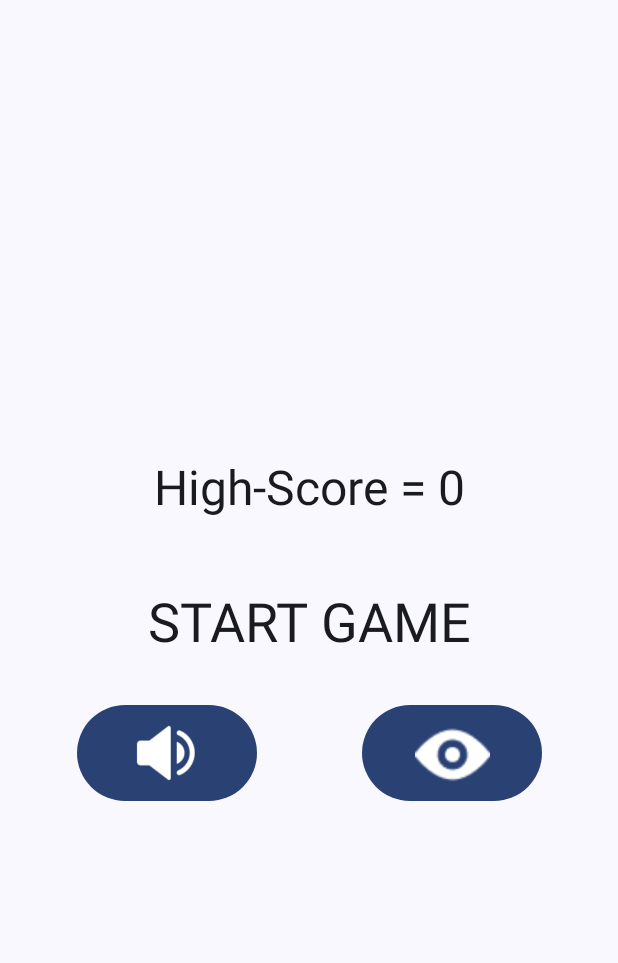
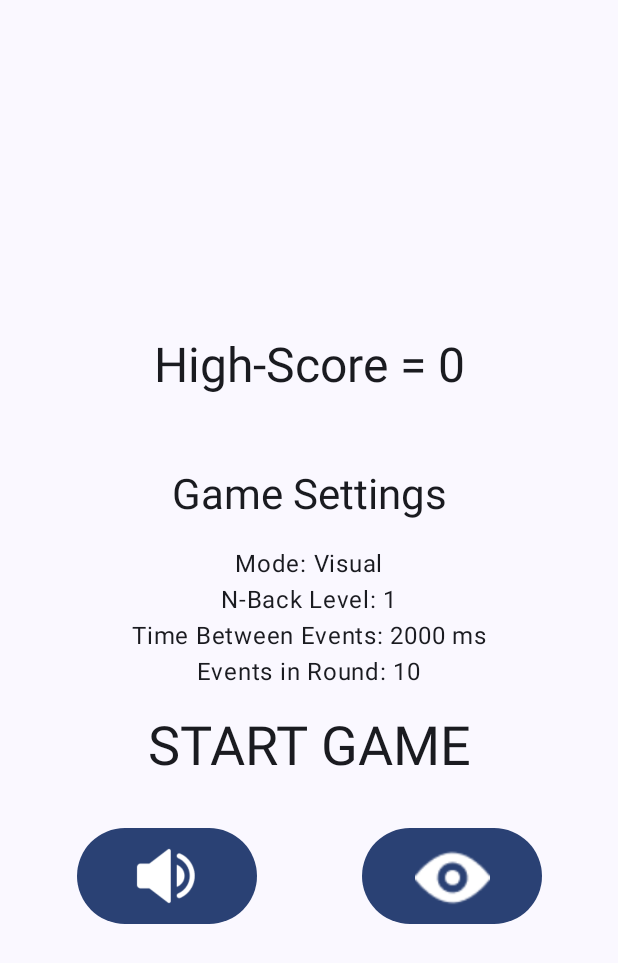
Before and after one commit to gemini9705/NBackGame, an Android app built with Jetpack Compose: the screen it shows after launch (MainActivity), on a phone screen of 412 x 824 dp. Shown: the top 963 px of the screen. Run offline under Robolectric (Android 15) with nearby library versions, the light colour scheme and no system bars; 1 statement that could not run was skipped.

Commit message:
Added information of current settings in home screen

```diff
--- a/app/src/main/java/mobappdev/example/nback_cimpl/ui/screens/GameScreen.kt
+++ b/app/src/main/java/mobappdev/example/nback_cimpl/ui/screens/GameScreen.kt
@@ -55,7 +55,7 @@ fun GameScreen(vm: GameViewModel) {
                 }
             )
             GameType.Audio -> Text("Audio cue: ${gameState.eventValue}")
-            GameType.AudioVisual -> Text("Audio-Visual mode not implemented") // Placeholder
+            //GameType.AudioVisual -> Text("Audio-Visual mode not implemented") // Placeholder
         }
 
         Spacer(modifier = Modifier.height(16.dp))
--- a/app/src/main/java/mobappdev/example/nback_cimpl/ui/screens/HomeScreen.kt
+++ b/app/src/main/java/mobappdev/example/nback_cimpl/ui/screens/HomeScreen.kt
@@ -13,7 +13,6 @@ import androidx.compose.material3.Button
 import androidx.compose.material3.Icon
 import androidx.compose.material3.MaterialTheme
 import androidx.compose.material3.Scaffold
-import androidx.compose.material3.SnackbarDuration
 import androidx.compose.material3.SnackbarHost
 import androidx.compose.material3.SnackbarHostState
 import androidx.compose.material3.Surface
@@ -55,6 +54,12 @@ fun HomeScreen(
     onNavigateToGameScreen: () -> Unit
 ) {
     val highscore by vm.highscore.collectAsState()
+    val gameState by vm.gameState.collectAsState()
+    val gameType = gameState.gameType
+    val nBack = vm.nBack // Assuming nBack is provided by GameViewModel
+    val eventInterval = 2000L // Assuming a constant value or replace it with vm.eventInterval if dynamic
+    val roundSize = 10 // Assuming a constant or replace with dynamic value if available
+
     val snackBarHostState = remember { SnackbarHostState() }
     val scope = rememberCoroutineScope()
 
@@ -73,6 +78,17 @@ fun HomeScreen(
                 text = "High-Score = $highscore",
                 style = MaterialTheme.typography.headlineLarge
             )
+
+            // Display current game settings
+            Text(
+                text = "Game Settings",
+                style = MaterialTheme.typography.headlineMedium,
+                modifier = Modifier.padding(vertical = 16.dp)
+            )
+            Text(text = "Mode: ${gameType.name}")
+            Text(text = "N-Back Level: $nBack")
+            Text(text = "Time Between Events: $eventInterval ms")
+            Text(text = "Events in Round: $roundSize")
 
             Text(
                 modifier = Modifier.padding(16.dp),
@@ -117,6 +133,7 @@ fun HomeScreen(
 }
 
 
+
 @Preview
 @Composable
 fun HomeScreenPreview() {
--- /dev/null
+++ b/app/src/main/java/mobappdev/example/nback_cimpl/ui/viewmodels/GameState.kt
@@ -0,0 +1,7 @@
+package mobappdev.example.nback_cimpl.ui.viewmodels
+
+data class GameState(
+    // You can use this state to push values from the VM to your UI.
+    val gameType: GameType = GameType.Visual,  // Type of the game
+    val eventValue: Int = -1  // The value of the array string
+)
--- /dev/null
+++ b/app/src/main/java/mobappdev/example/nback_cimpl/ui/viewmodels/GameType.kt
@@ -0,0 +1,6 @@
+package mobappdev.example.nback_cimpl.ui.viewmodels
+
+enum class GameType{
+    Audio,
+    Visual
+}
--- a/app/src/main/java/mobappdev/example/nback_cimpl/ui/viewmodels/GameVM.kt
+++ b/app/src/main/java/mobappdev/example/nback_cimpl/ui/viewmodels/GameVM.kt
@@ -164,21 +164,6 @@ class GameVM(
 }
 
 
-
-
-// Class with the different game types
-enum class GameType{
-    Audio,
-    Visual,
-    AudioVisual
-}
-
-data class GameState(
-    // You can use this state to push values from the VM to your UI.
-    val gameType: GameType = GameType.Visual,  // Type of the game
-    val eventValue: Int = -1  // The value of the array string
-)
-
 class FakeVM: GameViewModel{
     override val gameState: StateFlow<GameState>
         get() = MutableStateFlow(GameState()).asStateFlow()
```
Also changed, not shown: 1 other file.
